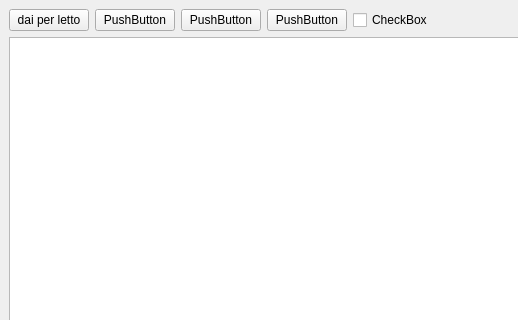
The window that src/com/axiastudio/suite/protocollo/forms/scrivania.ui (tizianolattisi/suitegda) describes before a commit, drawn with Qt 5; both pictures show x 0 to 518 and y 0 to 320 of the 768 by 562 pixel window.
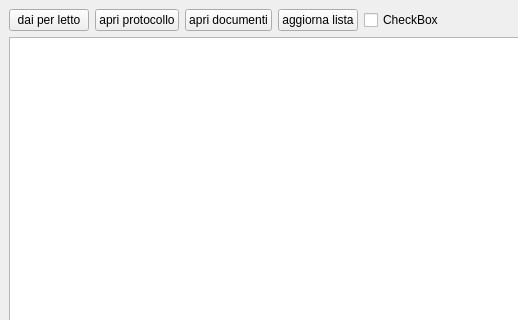
The same window after the commit.

Commit message: Dai per letto e apertura protocollo in scrivania.

```diff
--- a/src/com/axiastudio/suite/protocollo/forms/scrivania.ui
+++ b/src/com/axiastudio/suite/protocollo/forms/scrivania.ui
@@ -25,21 +25,21 @@
     <item row="0" column="1">
      <widget class="QPushButton" name="pushButton_2">
       <property name="text">
-       <string>PushButton</string>
+       <string>apri protocollo</string>
       </property>
      </widget>
     </item>
     <item row="0" column="2">
      <widget class="QPushButton" name="pushButton_3">
       <property name="text">
-       <string>PushButton</string>
+       <string>apri documenti</string>
       </property>
      </widget>
     </item>
     <item row="0" column="3">
      <widget class="QPushButton" name="pushButton_4">
       <property name="text">
-       <string>PushButton</string>
+       <string>aggiorna lista</string>
       </property>
      </widget>
     </item>
```
Left out of the diff: 6 changed lines with no effect on the pictures. The commit also changes 2 other files.
